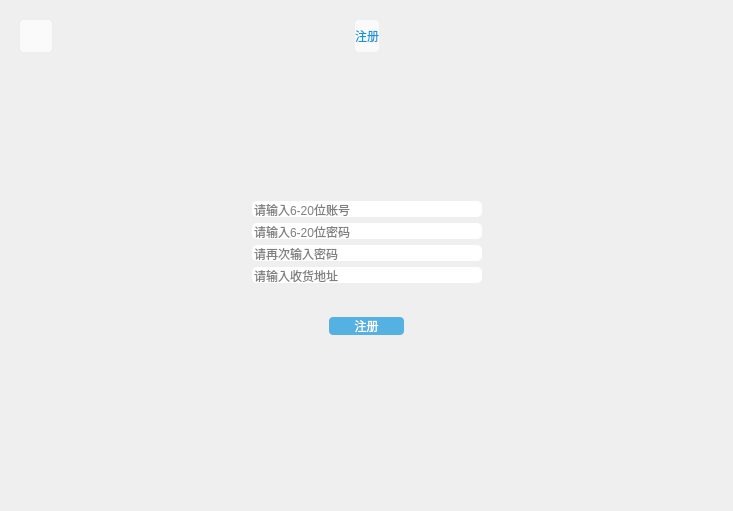
Old version of the form LibraryManager/registered.ui in the repository xuanlog/LibraryManager.
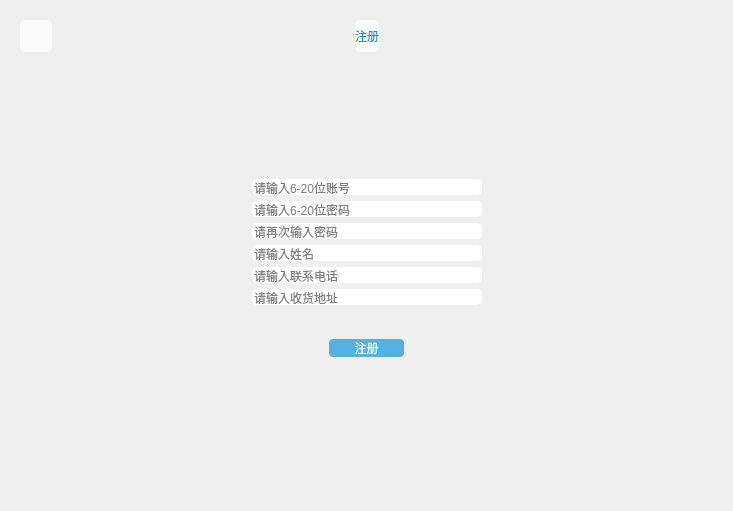
New version of the form. Icons and pictures are not drawn.

Patch:
```diff
--- a/LibraryManager/registered.ui
+++ b/LibraryManager/registered.ui
@@ -287,6 +287,80 @@
            </property>
           </widget>
          </item>
+         <item>
+          <widget class="QLineEdit" name="nameEdit">
+           <property name="sizePolicy">
+            <sizepolicy hsizetype="Minimum" vsizetype="Fixed">
+             <horstretch>0</horstretch>
+             <verstretch>0</verstretch>
+            </sizepolicy>
+           </property>
+           <property name="minimumSize">
+            <size>
+             <width>230</width>
+             <height>0</height>
+            </size>
+           </property>
+           <property name="maximumSize">
+            <size>
+             <width>16777215</width>
+             <height>16777215</height>
+            </size>
+           </property>
+           <property name="focusPolicy">
+            <enum>Qt::StrongFocus</enum>
+           </property>
+           <property name="maxLength">
+            <number>10</number>
+           </property>
+           <property name="echoMode">
+            <enum>QLineEdit::Normal</enum>
+           </property>
+           <property name="placeholderText">
+            <string>请输入姓名</string>
+           </property>
+           <property name="clearButtonEnabled">
+            <bool>false</bool>
+           </property>
+          </widget>
+         </item>
+         <item>
+          <widget class="QLineEdit" name="phoneEdit">
+           <property name="sizePolicy">
+            <sizepolicy hsizetype="Minimum" vsizetype="Fixed">
+             <horstretch>0</horstretch>
+             <verstretch>0</verstretch>
+            </sizepolicy>
+           </property>
+           <property name="minimumSize">
+            <size>
+             <width>230</width>
+             <height>0</height>
+            </size>
+           </property>
+           <property name="maximumSize">
+            <size>
+             <width>16777215</width>
+             <height>16777215</height>
+            </size>
+           </property>
+           <property name="focusPolicy">
+            <enum>Qt::StrongFocus</enum>
+           </property>
+           <property name="maxLength">
+            <number>11</number>
+           </property>
+           <property name="echoMode">
+            <enum>QLineEdit::Normal</enum>
+           </property>
+           <property name="placeholderText">
+            <string>请输入联系电话</string>
+           </property>
+           <property name="clearButtonEnabled">
+            <bool>false</bool>
+           </property>
+          </widget>
+         </item>
          <item>
           <widget class="QLineEdit" name="addressEdit">
            <property name="sizePolicy">
```
